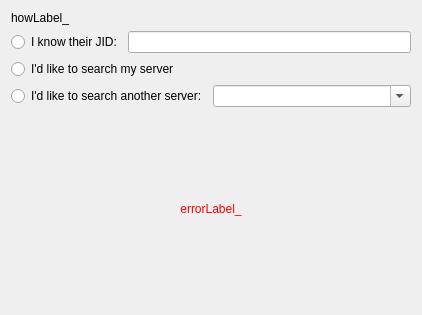
Old version of the form Swift/QtUI/UserSearch/QtUserSearchFirstPage.ui in the repository swift/swift.
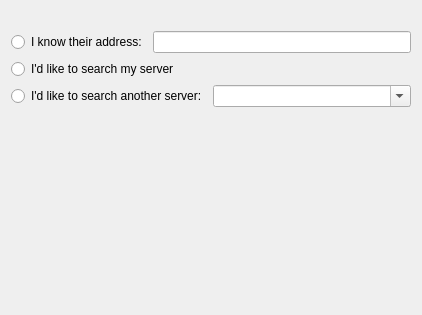
New version of the form.

Patch:
```diff
--- a/Swift/QtUI/UserSearch/QtUserSearchFirstPage.ui
+++ b/Swift/QtUI/UserSearch/QtUserSearchFirstPage.ui
@@ -17,13 +17,13 @@
    <string>Add a user</string>
   </property>
   <property name="subTitle">
-   <string>Add another user to your roster. If you know their JID you can add them directly, or you can search for them.</string>
+   <string>Add another user to your contact list. If you know their address you can add them directly, or you can search for them.</string>
   </property>
   <layout class="QVBoxLayout" name="verticalLayout">
    <item>
     <widget class="QLabel" name="howLabel_">
      <property name="text">
-      <string>howLabel_</string>
+      <string></string>
      </property>
     </widget>
    </item>
@@ -32,7 +32,7 @@
      <item>
       <widget class="QRadioButton" name="byJID_">
        <property name="text">
-        <string>I know their JID:</string>
+        <string>I know their address:</string>
        </property>
       </widget>
      </item>
@@ -88,7 +88,7 @@
    <item>
     <widget class="QLabel" name="errorLabel_">
      <property name="text">
-      <string>&lt;font color='red'&gt;errorLabel_&lt;/font&gt;</string>
+      <string></string>
      </property>
      <property name="alignment">
       <set>Qt::AlignCenter</set>
```
Left out of the diff: 2 changed lines with no effect on the pictures.
